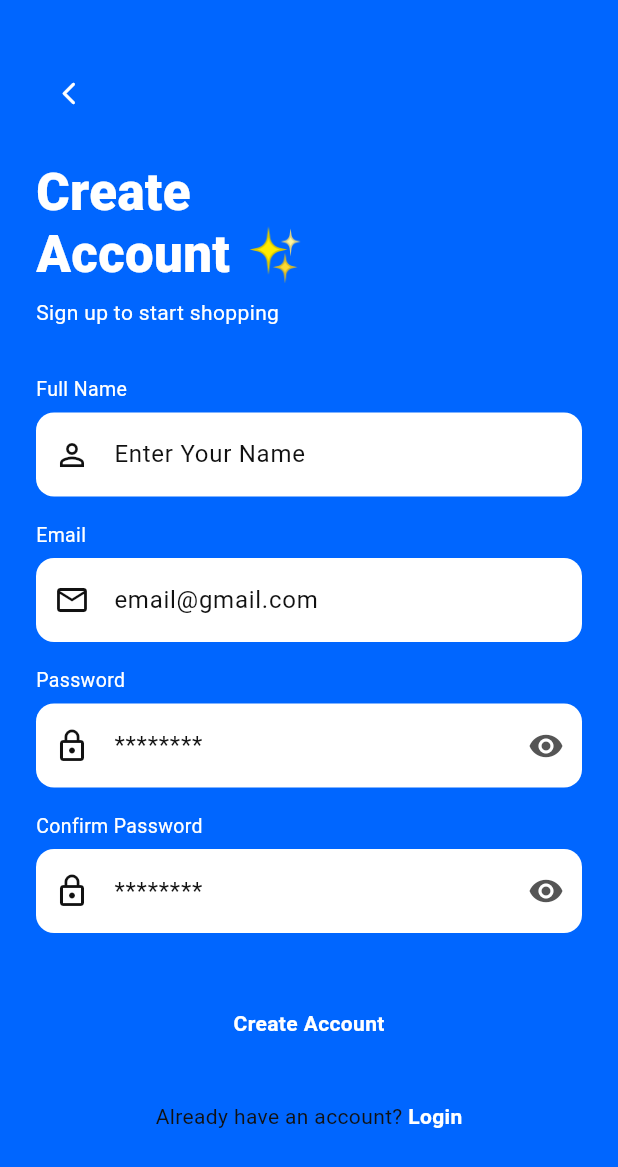
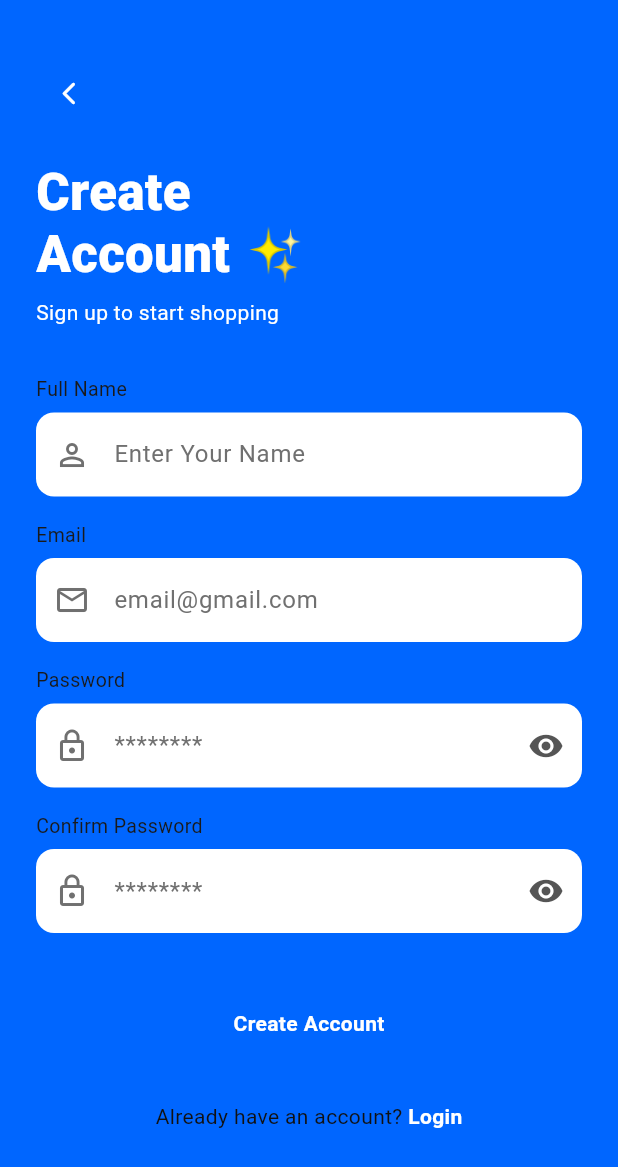
Before and after one commit to MohammedAshraf772/Nike_sneaker_store, a Flutter app: the RegisterScreen screen opened directly, on a phone screen of 412 x 824 dp. Shown: the top 1167 px of the screen. Run offline on Flutter 3.47's test engine with Material 3 defaults, Android fonts, the phone set to English and light mode, and no system bars; our stand-ins replace cloud_firestore, equatable, firebase_auth, firebase_core, flutter_bloc, go_router and 4 more; missing offline and left inert: google_mlkit_text_recognition; accounts and stored records are empty.

Commit message:
Make CustomTextField theme-aware instead of hardcoded white/blue

```diff
--- a/lib/features/auth/core/widget/custom_text_field.dart
+++ b/lib/features/auth/core/widget/custom_text_field.dart
@@ -28,23 +28,29 @@ class CustomTextField extends StatelessWidget {
       children: [
         Text(
           label,
-          style: const TextStyle(color: AppColors.white, fontSize: 13),
+          style: TextStyle(
+            color: AppColors.getTextPrimary(context),
+            fontSize: 13,
+          ),
         ),
         const SizedBox(height: 6),
         Container(
           decoration: BoxDecoration(
-            color: AppColors.white,
+            color: AppColors.getCard(context),
             borderRadius: BorderRadius.circular(12),
           ),
           child: TextField(
             controller: controller,
             obscureText: obscureText,
             keyboardType: keyboardType,
-            style: const TextStyle(color: AppColors.background),
+            style: TextStyle(color: AppColors.getTextPrimary(context)),
             decoration: InputDecoration(
               hintText: hint,
-              hintStyle: const TextStyle(color: AppColors.background),
-              prefixIcon: Icon(icon, color: AppColors.background),
+              hintStyle: TextStyle(color: AppColors.getTextSecondary(context)),
+              prefixIcon: Icon(
+                icon,
+                color: AppColors.getTextSecondary(context),
+              ),
               suffixIcon: suffix,
               border: InputBorder.none,
               contentPadding: const EdgeInsets.all(16),
```
Also changed, not shown: lib/firebase_options.dart.
